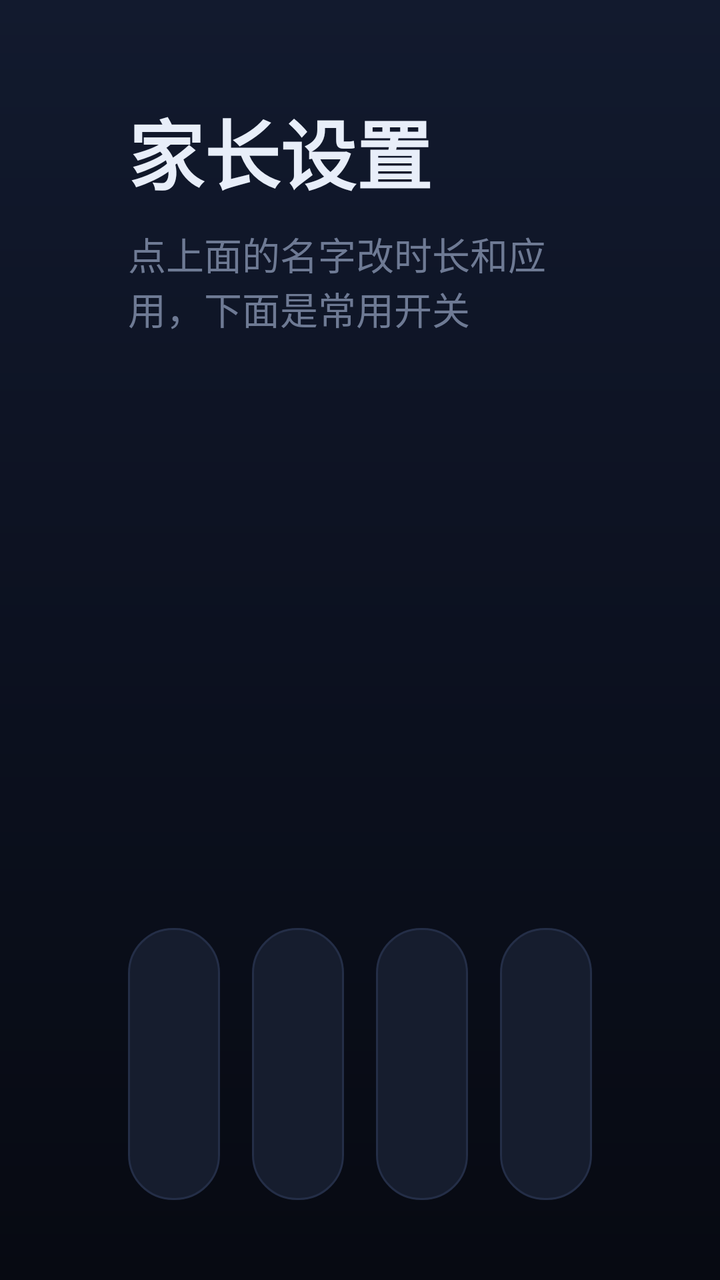
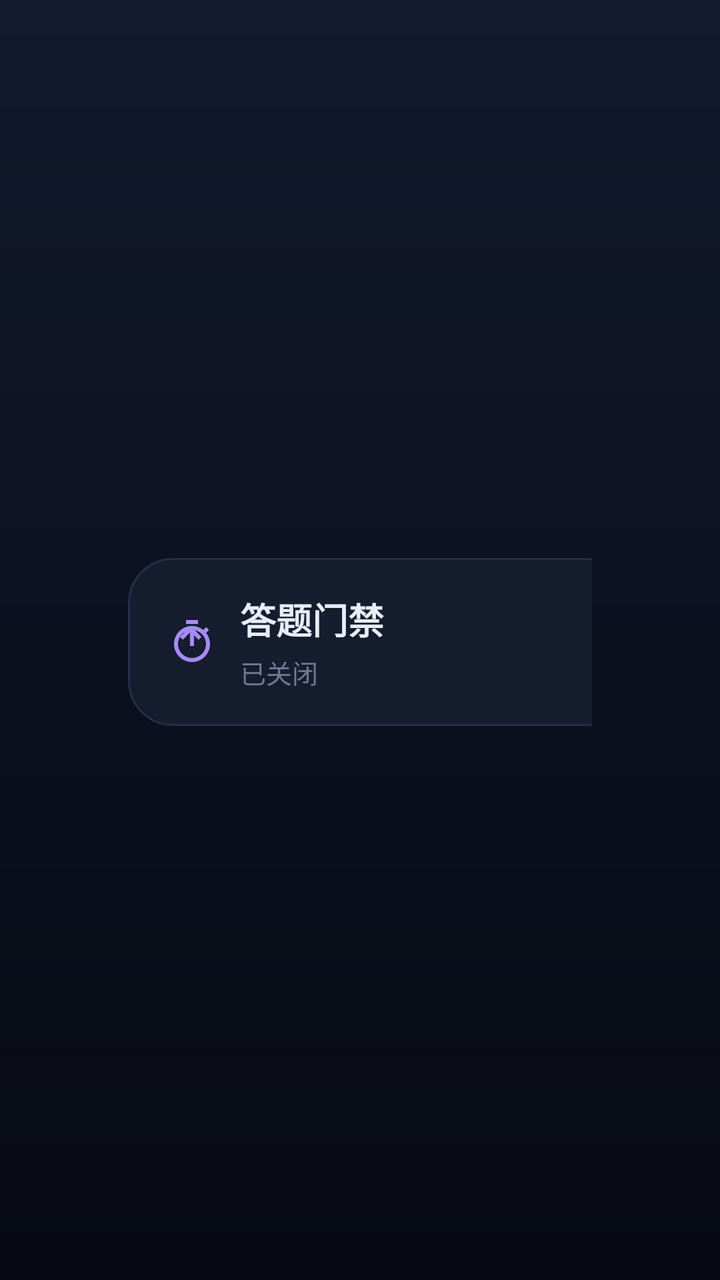

Compare the two renders of this Android layout. The source of the first and the diff that turns it into the second are given below.
<!-- AndroidManifest.xml: application theme Theme.TvLimit -->
<!-- res/layout/activity_admin.xml -->
<?xml version="1.0" encoding="utf-8"?>
<LinearLayout xmlns:android="http://schemas.android.com/apk/res/android"
    android:layout_width="match_parent"
    android:layout_height="match_parent"
    android:background="@drawable/bg_screen"
    android:orientation="vertical"
    android:paddingStart="@dimen/screen_pad_h"
    android:paddingEnd="@dimen/screen_pad_h"
    android:paddingTop="48dp"
    android:paddingBottom="40dp">

    <TextView
        android:layout_width="wrap_content"
        android:layout_height="wrap_content"
        android:text="家长设置"
        android:textColor="@color/text_main"
        android:textSize="38sp"
        android:textStyle="bold"
        android:includeFontPadding="false" />

    <TextView
        android:layout_width="wrap_content"
        android:layout_height="wrap_content"
        android:layout_marginTop="10dp"
        android:text="点上面的名字改时长和应用，下面是常用开关"
        android:textColor="@color/text_dim"
        android:textSize="19sp"
        android:includeFontPadding="false" />

    <LinearLayout
        android:id="@+id/profileList"
        android:layout_width="match_parent"
        android:layout_height="0dp"
        android:layout_weight="1"
        android:layout_marginTop="32dp"
        android:orientation="vertical" />

    
    <LinearLayout
        android:layout_width="match_parent"
        android:layout_height="136dp"
        android:layout_marginTop="16dp"
        android:orientation="horizontal">

        
        <LinearLayout
            android:id="@+id/cardPause"
            android:layout_width="0dp"
            android:layout_height="match_parent"
            android:layout_weight="1"
            android:background="@drawable/selector_card"
            android:clickable="true"
            android:focusable="true"
            android:focusableInTouchMode="true"
            android:orientation="vertical"
            android:paddingStart="28dp"
            android:paddingEnd="24dp"
            android:paddingTop="22dp"
            android:paddingBottom="20dp">

            <ImageView
                android:layout_width="34dp"
                android:layout_height="34dp"
                android:src="@drawable/ic_timer"
                android:tint="@color/sky"
                android:contentDescription="@null" />

            <TextView
                android:layout_width="wrap_content"
                android:layout_height="wrap_content"
                android:layout_marginTop="12dp"
                android:text="临时关闭限制"
                android:textColor="@color/text_main"
                android:textSize="21sp"
                android:textStyle="bold"
                android:includeFontPadding="false" />

            <TextView
                android:id="@+id/tvPauseState"
                android:layout_width="match_parent"
                android:layout_height="wrap_content"
                android:layout_marginTop="5dp"
                android:maxLines="2"
                android:ellipsize="end"
                android:text="家长想自己看一会儿时用"
                android:textColor="@color/text_dim"
                android:textSize="15sp"
                android:includeFontPadding="false" />
        </LinearLayout>

        
        <LinearLayout
            android:id="@+id/cardBadge"
            android:layout_width="0dp"
            android:layout_height="match_parent"
            android:layout_weight="1"
            android:layout_marginStart="16dp"
            android:background="@drawable/selector_card"
            android:clickable="true"
            android:focusable="true"
            android:focusableInTouchMode="true"
            android:orientation="vertical"
            android:paddingStart="28dp"
            android:paddingEnd="24dp"
            android:paddingTop="22dp"
            android:paddingBottom="20dp">

            <ImageView
                android:layout_width="34dp"
                android:layout_height="34dp"
                android:src="@drawable/ic_clock"
                android:tint="@color/mint"
                android:contentDescription="@null" />

            <TextView
                android:layout_width="wrap_content"
                android:layout_height="wrap_content"
                android:layout_marginTop="12dp"
                android:text="角落倒计时"
                android:textColor="@color/text_main"
                android:textSize="21sp"
                android:textStyle="bold"
                android:includeFontPadding="false" />

            <TextView
                android:id="@+id/tvBadgeState"
                android:layout_width="match_parent"
                android:layout_height="wrap_content"
                android:layout_marginTop="5dp"
                android:maxLines="2"
                android:ellipsize="end"
                android:text="不显示"
                android:textColor="@color/text_dim"
                android:textSize="15sp"
                android:includeFontPadding="false" />
        </LinearLayout>

        
        <LinearLayout
            android:id="@+id/cardChangePassword"
            android:layout_width="0dp"
            android:layout_height="match_parent"
            android:layout_weight="1"
            android:layout_marginStart="16dp"
            android:background="@drawable/selector_card"
            android:clickable="true"
            android:focusable="true"
            android:focusableInTouchMode="true"
            android:orientation="vertical"
            android:paddingStart="28dp"
            android:paddingEnd="24dp"
            android:paddingTop="22dp"
            android:paddingBottom="20dp">

            <ImageView
                android:layout_width="34dp"
                android:layout_height="34dp"
                android:src="@drawable/ic_lock"
                android:tint="@color/lavender"
                android:contentDescription="@null" />

            <TextView
                android:layout_width="wrap_content"
                android:layout_height="wrap_content"
                android:layout_marginTop="12dp"
                android:text="修改家长密码"
                android:textColor="@color/text_main"
                android:textSize="21sp"
                android:textStyle="bold"
                android:includeFontPadding="false" />

            <TextView
                android:layout_width="match_parent"
                android:layout_height="wrap_content"
                android:layout_marginTop="5dp"
                android:maxLines="2"
                android:ellipsize="end"
                android:text="改成自己好记的 4 位数"
                android:textColor="@color/text_dim"
                android:textSize="15sp"
                android:includeFontPadding="false" />
        </LinearLayout>

        
        <LinearLayout
            android:id="@+id/cardKeepAlive"
            android:layout_width="0dp"
            android:layout_height="match_parent"
            android:layout_weight="1"
            android:layout_marginStart="16dp"
            android:background="@drawable/selector_card"
            android:clickable="true"
            android:focusable="true"
            android:focusableInTouchMode="true"
            android:orientation="vertical"
            android:paddingStart="28dp"
            android:paddingEnd="24dp"
            android:paddingTop="22dp"
            android:paddingBottom="20dp">

            <ImageView
                android:layout_width="34dp"
                android:layout_height="34dp"
                android:src="@drawable/ic_check"
                android:tint="@color/sun"
                android:contentDescription="@null" />

            <TextView
                android:layout_width="wrap_content"
                android:layout_height="wrap_content"
                android:layout_marginTop="12dp"
                android:text="后台常驻"
                android:textColor="@color/text_main"
                android:textSize="21sp"
                android:textStyle="bold"
                android:includeFontPadding="false" />

            <TextView
                android:id="@+id/tvKeepAliveState"
                android:layout_width="match_parent"
                android:layout_height="wrap_content"
                android:layout_marginTop="5dp"
                android:maxLines="2"
                android:ellipsize="end"
                android:text="检查中…"
                android:textColor="@color/text_dim"
                android:textSize="15sp"
                android:includeFontPadding="false" />
        </LinearLayout>
    </LinearLayout>

</LinearLayout>
<!-- resources referenced by this layout -->
<resources>
  <color name="lavender">#A78BFA</color>
  <color name="mint">#4ADE80</color>
  <color name="sky">#5AC8FA</color>
  <color name="sun">#FFC94A</color>
  <color name="text_dim">#6E7A94</color>
  <color name="text_main">#E8EEF9</color>
  <dimen name="screen_pad_h">64dp</dimen>
  <!-- drawable bg_screen (drawable) -->
  <?xml version="1.0" encoding="utf-8"?>
  <shape xmlns:android="http://schemas.android.com/apk/res/android"
      android:shape="rectangle">
      <gradient
          android:angle="270"
          android:startColor="#121A2E"
          android:centerColor="#0C1120"
          android:endColor="#070A12" />
  </shape>
  <!-- drawable ic_check (drawable) -->
  <?xml version="1.0" encoding="utf-8"?>
  <vector xmlns:android="http://schemas.android.com/apk/res/android"
      android:width="24dp"
      android:height="24dp"
      android:viewportWidth="24"
      android:viewportHeight="24">
      <path
          android:fillColor="#FFFFFFFF"
          android:pathData="M9,16.17L4.83,12l-1.42,1.41L9,19 21,7l-1.41,-1.41z" />
  </vector>
  <!-- drawable ic_clock (drawable) -->
  <?xml version="1.0" encoding="utf-8"?>
  <vector xmlns:android="http://schemas.android.com/apk/res/android"
      android:width="24dp"
      android:height="24dp"
      android:viewportWidth="24"
      android:viewportHeight="24">
      <path
          android:fillColor="#FFFFFFFF"
          android:pathData="M12,2C6.48,2 2,6.48 2,12s4.48,10 10,10 10,-4.48 10,-10S17.52,2 12,2zM12,20c-4.41,0 -8,-3.59 -8,-8s3.59,-8 8,-8 8,3.59 8,8 -3.59,8 -8,8zM12.5,7H11v6l5.25,3.15 0.75,-1.23 -4.5,-2.67z" />
  </vector>
  <!-- drawable ic_lock (drawable) -->
  <?xml version="1.0" encoding="utf-8"?>
  <vector xmlns:android="http://schemas.android.com/apk/res/android"
      android:width="24dp"
      android:height="24dp"
      android:viewportWidth="24"
      android:viewportHeight="24">
      <path
          android:fillColor="#FFFFFFFF"
          android:pathData="M18,8h-1V6c0,-2.76 -2.24,-5 -5,-5S7,3.24 7,6v2H6c-1.1,0 -2,0.9 -2,2v10c0,1.1 0.9,2 2,2h12c1.1,0 2,-0.9 2,-2V10c0,-1.1 -0.9,-2 -2,-2zM12,17c-1.1,0 -2,-0.9 -2,-2s0.9,-2 2,-2 2,0.9 2,2 -0.9,2 -2,2zM15.1,8H8.9V6c0,-1.71 1.39,-3.1 3.1,-3.1 1.71,0 3.1,1.39 3.1,3.1v2z" />
  </vector>
  <!-- drawable selector_card (drawable) -->
  <?xml version="1.0" encoding="utf-8"?>
  <selector xmlns:android="http://schemas.android.com/apk/res/android">
      <item android:drawable="@drawable/bg_card_focused" android:state_focused="true" />
      <item android:drawable="@drawable/bg_card_focused" android:state_pressed="true" />
      <item android:drawable="@drawable/bg_card_normal" />
  </selector>
  <!-- drawable bg_card_focused (drawable) -->
  <?xml version="1.0" encoding="utf-8"?>
  <shape xmlns:android="http://schemas.android.com/apk/res/android"
      android:shape="rectangle">
      <solid android:color="@color/surface_hi" />
      <stroke android:width="@dimen/focus_stroke" android:color="@color/sky" />
      <corners android:radius="@dimen/radius_card" />
  </shape>
  <!-- drawable bg_card_normal (drawable) -->
  <?xml version="1.0" encoding="utf-8"?>
  <shape xmlns:android="http://schemas.android.com/apk/res/android"
      android:shape="rectangle">
      <solid android:color="@color/surface" />
      <stroke android:width="1dp" android:color="@color/stroke" />
      <corners android:radius="@dimen/radius_card" />
  </shape>
  <color name="bg_deep">#0D1220</color>
  <color name="text_sub">#9FAAC2</color>
  <color name="surface_hi">#1B2440</color>
  <dimen name="focus_stroke">3dp</dimen>
  <dimen name="radius_card">22dp</dimen>
  <color name="surface">#161D2E</color>
  <color name="stroke">#242E47</color>
  <!-- unchanged entries left out for length: 2 -->
</resources>

<!-- the commit's change to res/layout/activity_admin.xml (unified diff, before → after) -->
@@ -6,40 +6,112 @@
     android:orientation="vertical"
     android:paddingStart="@dimen/screen_pad_h"
     android:paddingEnd="@dimen/screen_pad_h"
-    android:paddingTop="48dp"
-    android:paddingBottom="40dp">
-
-    <TextView
-        android:layout_width="wrap_content"
+    android:paddingTop="28dp"
+    android:paddingBottom="26dp">
+
+    
+    <LinearLayout
+        android:layout_width="match_parent"
         android:layout_height="wrap_content"
-        android:text="家长设置"
-        android:textColor="@color/text_main"
-        android:textSize="38sp"
-        android:textStyle="bold"
-        android:includeFontPadding="false" />
-
-    <TextView
-        android:layout_width="wrap_content"
-        android:layout_height="wrap_content"
-        android:layout_marginTop="10dp"
-        android:text="点上面的名字改时长和应用，下面是常用开关"
-        android:textColor="@color/text_dim"
-        android:textSize="19sp"
-        android:includeFontPadding="false" />
-
-    <LinearLayout
-        android:id="@+id/profileList"
+        android:gravity="center_vertical"
+        android:orientation="horizontal">
+
+        <LinearLayout
+            android:layout_width="0dp"
+            android:layout_height="wrap_content"
+            android:layout_weight="1"
+            android:orientation="vertical">
+
+            <TextView
+                android:layout_width="wrap_content"
+                android:layout_height="wrap_content"
+                android:includeFontPadding="false"
+                android:text="家长设置"
+                android:textColor="@color/text_main"
+                android:textSize="32sp"
+                android:textStyle="bold" />
+
+            <TextView
+                android:layout_width="wrap_content"
+                android:layout_height="wrap_content"
+                android:layout_marginTop="6dp"
+                android:includeFontPadding="false"
+                android:text="点上面的名字改时长和应用，下面是常用开关"
+                android:textColor="@color/text_dim"
+                android:textSize="17sp" />
+        </LinearLayout>
+
+        <LinearLayout
+            android:id="@+id/cardQuiz"
+            android:layout_width="252dp"
+            android:layout_height="84dp"
+            android:background="@drawable/selector_card"
+            android:clickable="true"
+            android:focusable="true"
+            android:gravity="center_vertical"
+            android:orientation="horizontal"
+            android:paddingStart="20dp"
+            android:paddingEnd="18dp">
+
+            <ImageView
+                android:layout_width="24dp"
+                android:layout_height="24dp"
+                android:contentDescription="@null"
+                android:src="@drawable/ic_timer"
+                android:tint="@color/lavender" />
+
+            <LinearLayout
+                android:layout_width="0dp"
+                android:layout_height="wrap_content"
+                android:layout_marginStart="12dp"
+                android:layout_weight="1"
+                android:orientation="vertical">
+
+                <TextView
+                    android:layout_width="wrap_content"
+                    android:layout_height="wrap_content"
+                    android:includeFontPadding="false"
+                    android:text="答题门禁"
+                    android:textColor="@color/text_main"
+                    android:textSize="18sp"
+                    android:textStyle="bold" />
+
+                <TextView
+                    android:id="@+id/tvQuizState"
+                    android:layout_width="match_parent"
+                    android:layout_height="wrap_content"
+                    android:layout_marginTop="4dp"
+                    android:ellipsize="end"
+                    android:includeFontPadding="false"
+                    android:maxLines="1"
+                    android:text="已关闭"
+                    android:textColor="@color/text_dim"
+                    android:textSize="13sp" />
+            </LinearLayout>
+        </LinearLayout>
+    </LinearLayout>
+
+    <ScrollView
         android:layout_width="match_parent"
         android:layout_height="0dp"
+        android:layout_marginTop="18dp"
         android:layout_weight="1"
-        android:layout_marginTop="32dp"
-        android:orientation="vertical" />
+        android:clipToPadding="false"
+        android:fillViewport="true"
+        android:scrollbars="none">
+
+        <LinearLayout
+            android:id="@+id/profileList"
+            android:layout_width="match_parent"
+            android:layout_height="wrap_content"
+            android:orientation="vertical" />
+    </ScrollView>
 
     
     <LinearLayout
         android:layout_width="match_parent"
         android:layout_height="136dp"
-        android:layout_marginTop="16dp"
+        android:layout_marginTop="14dp"
         android:orientation="horizontal">
 
         
@@ -51,16 +123,15 @@
             android:background="@drawable/selector_card"
             android:clickable="true"
             android:focusable="true"
-            android:focusableInTouchMode="true"
-            android:orientation="vertical"
-            android:paddingStart="28dp"
-            android:paddingEnd="24dp"
-            android:paddingTop="22dp"
-            android:paddingBottom="20dp">
-
-            <ImageView
-                android:layout_width="34dp"
-                android:layout_height="34dp"
+            android:orientation="vertical"
+            android:paddingStart="20dp"
+            android:paddingEnd="16dp"
+            android:paddingTop="18dp"
+            android:paddingBottom="20dp">
+
+            <ImageView
+                android:layout_width="30dp"
+                android:layout_height="30dp"
                 android:src="@drawable/ic_timer"
                 android:tint="@color/sky"
                 android:contentDescription="@null" />
@@ -71,7 +142,7 @@
                 android:layout_marginTop="12dp"
                 android:text="临时关闭限制"
                 android:textColor="@color/text_main"
-                android:textSize="21sp"
+                android:textSize="18sp"
                 android:textStyle="bold"
                 android:includeFontPadding="false" />
 
@@ -80,11 +151,11 @@
                 android:layout_width="match_parent"
                 android:layout_height="wrap_content"
                 android:layout_marginTop="5dp"
-                android:maxLines="2"
+                android:maxLines="1"
                 android:ellipsize="end"
                 android:text="家长想自己看一会儿时用"
                 android:textColor="@color/text_dim"
-                android:textSize="15sp"
+                android:textSize="13sp"
                 android:includeFontPadding="false" />
         </LinearLayout>
 
@@ -94,20 +165,19 @@
             android:layout_width="0dp"
             android:layout_height="match_parent"
             android:layout_weight="1"
-            android:layout_marginStart="16dp"
-            android:background="@drawable/selector_card"
-            android:clickable="true"
-            android:focusable="true"
-            android:focusableInTouchMode="true"
-            android:orientation="vertical"
-            android:paddingStart="28dp"
-            android:paddingEnd="24dp"
-            android:paddingTop="22dp"
-            android:paddingBottom="20dp">
-
-            <ImageView
-                android:layout_width="34dp"
-                android:layout_height="34dp"
+            android:layout_marginStart="12dp"
+            android:background="@drawable/selector_card"
+            android:clickable="true"
+            android:focusable="true"
+            android:orientation="vertical"
+            android:paddingStart="20dp"
+            android:paddingEnd="16dp"
+            android:paddingTop="18dp"
+            android:paddingBottom="20dp">
+
+            <ImageView
+                android:layout_width="30dp"
+                android:layout_height="30dp"
                 android:src="@drawable/ic_clock"
                 android:tint="@color/mint"
                 android:contentDescription="@null" />
@@ -116,9 +186,9 @@
                 android:layout_width="wrap_content"
                 android:layout_height="wrap_content"
                 android:layout_marginTop="12dp"
-                android:text="角落倒计时"
-                android:textColor="@color/text_main"
-                android:textSize="21sp"
+                android:text="角落剩余"
+                android:textColor="@color/text_main"
+                android:textSize="18sp"
                 android:textStyle="bold"
                 android:includeFontPadding="false" />
 
@@ -127,11 +197,11 @@
                 android:layout_width="match_parent"
                 android:layout_height="wrap_content"
                 android:layout_marginTop="5dp"
-                android:maxLines="2"
+                android:maxLines="1"
                 android:ellipsize="end"
                 android:text="不显示"
                 android:textColor="@color/text_dim"
-                android:textSize="15sp"
+                android:textSize="13sp"
                 android:includeFontPadding="false" />
         </LinearLayout>
 
@@ -141,20 +211,19 @@
             android:layout_width="0dp"
             android:layout_height="match_parent"
             android:layout_weight="1"
-            android:layout_marginStart="16dp"
-            android:background="@drawable/selector_card"
-            android:clickable="true"
-            android:focusable="true"
-            android:focusableInTouchMode="true"
-            android:orientation="vertical"
-            android:paddingStart="28dp"
-            android:paddingEnd="24dp"
-            android:paddingTop="22dp"
-            android:paddingBottom="20dp">
-
-            <ImageView
-                android:layout_width="34dp"
-                android:layout_height="34dp"
+            android:layout_marginStart="12dp"
+            android:background="@drawable/selector_card"
+            android:clickable="true"
+            android:focusable="true"
+            android:orientation="vertical"
+            android:paddingStart="20dp"
+            android:paddingEnd="16dp"
+            android:paddingTop="18dp"
+            android:paddingBottom="20dp">
+
+            <ImageView
+                android:layout_width="30dp"
+                android:layout_height="30dp"
                 android:src="@drawable/ic_lock"
                 android:tint="@color/lavender"
                 android:contentDescription="@null" />
@@ -165,19 +234,19 @@
                 android:layout_marginTop="12dp"
                 android:text="修改家长密码"
                 android:textColor="@color/text_main"
-                android:textSize="21sp"
-                android:textStyle="bold"
-                android:includeFontPadding="false" />
-
-            <TextView
-                android:layout_width="match_parent"
-                android:layout_height="wrap_content"
-                android:layout_marginTop="5dp"
-                android:maxLines="2"
+                android:textSize="18sp"
+                android:textStyle="bold"
+                android:includeFontPadding="false" />
+
+            <TextView
+                android:layout_width="match_parent"
+                android:layout_height="wrap_content"
+                android:layout_marginTop="5dp"
+                android:maxLines="1"
                 android:ellipsize="end"
                 android:text="改成自己好记的 4 位数"
                 android:textColor="@color/text_dim"
-                android:textSize="15sp"
+                android:textSize="13sp"
                 android:includeFontPadding="false" />
         </LinearLayout>
 
@@ -187,20 +256,19 @@
             android:layout_width="0dp"
             android:layout_height="match_parent"
             android:layout_weight="1"
-            android:layout_marginStart="16dp"
-            android:background="@drawable/selector_card"
-            android:clickable="true"
-            android:focusable="true"
-            android:focusableInTouchMode="true"
-            android:orientation="vertical"
-            android:paddingStart="28dp"
-            android:paddingEnd="24dp"
-            android:paddingTop="22dp"
-            android:paddingBottom="20dp">
-
-            <ImageView
-                android:layout_width="34dp"
-                android:layout_height="34dp"
+            android:layout_marginStart="12dp"
+            android:background="@drawable/selector_card"
+            android:clickable="true"
+            android:focusable="true"
+            android:orientation="vertical"
+            android:paddingStart="20dp"
+            android:paddingEnd="16dp"
+            android:paddingTop="18dp"
+            android:paddingBottom="20dp">
+
+            <ImageView
+                android:layout_width="30dp"
+                android:layout_height="30dp"
                 android:src="@drawable/ic_check"
                 android:tint="@color/sun"
                 android:contentDescription="@null" />
@@ -211,7 +279,7 @@
                 android:layout_marginTop="12dp"
                 android:text="后台常驻"
                 android:textColor="@color/text_main"
-                android:textSize="21sp"
+                android:textSize="18sp"
                 android:textStyle="bold"
                 android:includeFontPadding="false" />
 
@@ -220,11 +288,57 @@
                 android:layout_width="match_parent"
                 android:layout_height="wrap_content"
                 android:layout_marginTop="5dp"
-                android:maxLines="2"
+                android:maxLines="1"
                 android:ellipsize="end"
                 android:text="检查中…"
                 android:textColor="@color/text_dim"
-                android:textSize="15sp"
+                android:textSize="13sp"
+                android:includeFontPadding="false" />
+        </LinearLayout>
+
+        
+        <LinearLayout
+            android:id="@+id/cardDiagnostics"
+            android:layout_width="0dp"
+            android:layout_height="match_parent"
+            android:layout_weight="1"
+            android:layout_marginStart="12dp"
+            android:background="@drawable/selector_card"
+            android:clickable="true"
+            android:focusable="true"
+            android:orientation="vertical"
+            android:paddingStart="20dp"
+            android:paddingEnd="16dp"
+            android:paddingTop="18dp"
+            android:paddingBottom="20dp">
+
+            <ImageView
+                android:layout_width="30dp"
+                android:layout_height="30dp"
+                android:src="@drawable/ic_timer"
+                android:tint="@color/coral"
+                android:contentDescription="@null" />
+
+            <TextView
+                android:layout_width="wrap_content"
+                android:layout_height="wrap_content"
+                android:layout_marginTop="12dp"
+                android:text="运行诊断"
+                android:textColor="@color/text_main"
+                android:textSize="18sp"
+                android:textStyle="bold"
+                android:includeFontPadding="false" />
+
+            <TextView
+                android:id="@+id/tvDiagnosticsState"
+                android:layout_width="match_parent"
+                android:layout_height="wrap_content"
+                android:layout_marginTop="5dp"
+                android:maxLines="1"
+                android:ellipsize="end"
+                android:text="看看今天有没有漏管"
+                android:textColor="@color/text_dim"
+                android:textSize="13sp"
                 android:includeFontPadding="false" />
         </LinearLayout>
     </LinearLayout>
<!-- resource entries referenced after the edit -->
@@ -1,5 +1,6 @@
 <!-- resources referenced by this layout -->
 <resources>
+  <color name="coral">#FF7A7A</color>
   <color name="lavender">#A78BFA</color>
   <color name="mint">#4ADE80</color>
   <color name="sky">#5AC8FA</color>
